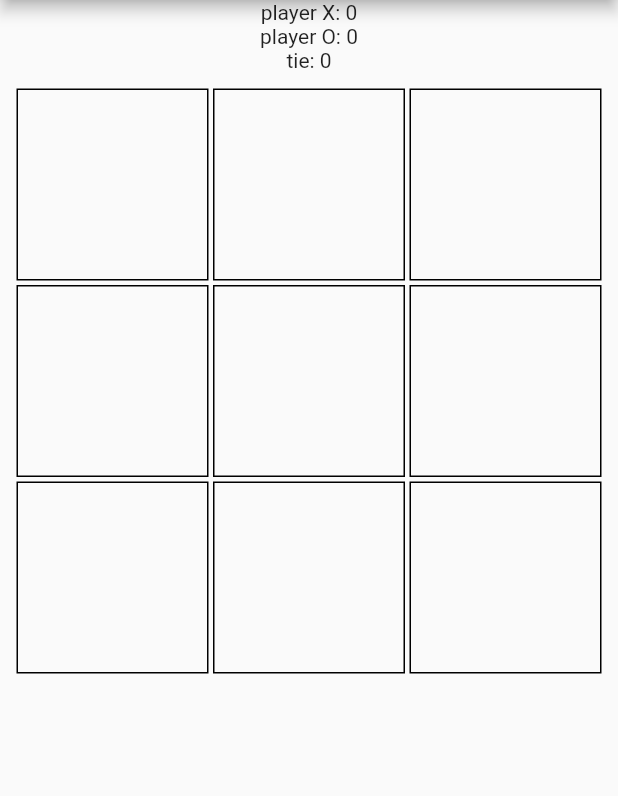
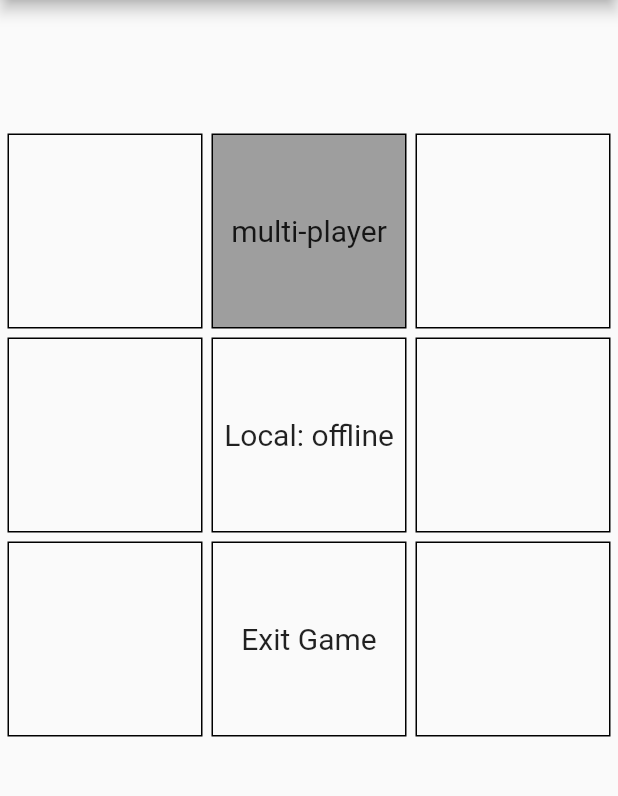
Before and after one commit to Xstar97/TicTacToe, a Flutter app: the screen it shows after launch, on a phone screen of 412 x 824 dp, the part 84-880 px from its top. Run offline on Flutter 3.47's test engine with Material 2 defaults, Android fonts, the phone set to English and light mode, and no system bars.

Commit message:
updated icons\etc

```diff
--- /dev/null
+++ b/flutter/lib/home.dart
@@ -0,0 +1,107 @@
+
+import 'package:flutter/foundation.dart';
+import 'package:flutter/material.dart';
+import 'package:flutter/services.dart';
+
+import 'game.dart';
+import 'generated/l10n.dart';
+
+bool isMobile = false;
+const ASSETS_ICONS = "resources/icons/";
+
+class HomePage extends StatefulWidget {
+
+  @override
+  _HomePageState createState() => _HomePageState();
+}
+
+class _HomePageState extends State<HomePage> {
+
+  @override
+  void initState() {
+    super.initState();
+  }
+  @override
+  void didChangeDependencies() {
+    isMobile = !kIsWeb;
+    super.didChangeDependencies();
+  }
+
+  @override
+  Widget build(BuildContext context) {
+
+    Widget _icon(String name){
+      return Image(image: AssetImage("$ASSETS_ICONS$name"), width: 48, height: 48,);
+    }
+
+    Widget gridItem(Widget item, Color colors){
+      return Container(
+        margin: const EdgeInsets.all(1.0),
+        padding: const EdgeInsets.all(1.0),
+        decoration: BoxDecoration(
+          color: colors,
+            border: Border.all()),
+        child: Center(child: item,),
+      );
+    }
+    Widget empty = gridItem(Text("", style: TextStyle(fontSize: 50)), null);
+
+    Widget mobilePlayStore = InkWell(
+      child: gridItem(_icon("play_store.png"), Colors.grey),
+      onTap: null,
+    );
+    Widget mobileAppStore = InkWell(
+      child: gridItem(_icon("app_store.png"), Colors.grey),
+      onTap: null,
+    );
+    Widget mobileExit = InkWell(
+      onTap: ()=> SystemChannels.platform.invokeMethod('SystemNavigator.pop'),
+      child: gridItem(Text(S.of(context).gameActionExit, textAlign: TextAlign.center, style: TextStyle(fontSize: 20)), null),
+    );
+
+    Widget gameModeMulti = InkWell(
+      onTap: null,
+      child: gridItem(Text(S.of(context).gameModeMulti, textAlign: TextAlign.center, style: TextStyle(fontSize: 20)), Colors.grey),
+    );
+    Widget gameModeLocal = InkWell(
+      onTap: ()=> Navigator.push(context, MaterialPageRoute(builder: (context) => GamePageLocal())),
+      child: gridItem(Text(S.of(context).gameModeLocal, textAlign: TextAlign.center, style: TextStyle(fontSize: 20)), null),
+    );
+
+    Widget grid = Container(
+      width: 600,
+      height: 600,
+      child: GridView.count(
+          crossAxisCount: 3,
+          childAspectRatio: 1.0,
+          padding: const EdgeInsets.all(4.0),
+          mainAxisSpacing: 4.0,
+          crossAxisSpacing: 4.0,
+          children: <Widget>[
+            empty,
+            gameModeMulti,
+            empty,
+            empty,
+            gameModeLocal,
+            empty,
+            isMobile ? empty : mobilePlayStore,
+            isMobile ? mobileExit : empty,
+            isMobile ? empty : mobileAppStore,
+          ].map((Widget widget) {
+            return GridTile(
+                child: widget);
+          }).toList()),
+    );
+
+    return Scaffold(
+      appBar: AppBar(
+        // Here we take the value from the MyHomePage object that was created by
+        // the App.build method, and use it to set our appbar title.
+        title: Center(child: Text(S.of(context).title, textAlign: TextAlign.center,),),
+      ),
+      body: Center(
+        child: grid,
+      ),
+    );
+  }
+}
--- a/flutter/lib/l10n/intl_en.arb
+++ b/flutter/lib/l10n/intl_en.arb
@@ -21,5 +21,63 @@
     "placeholders": {
       "count": {}
     }
+  },
+  "gameModeMulti": "multi-player",
+  "@gameModeMulti": {
+    "description": "start a game online",
+    "type": "text"
+  },
+  "gameModeLocal": "Local: offline",
+  "@gameModeLocal": {
+    "description": "peer to peer game",
+    "type": "text"
+  },
+  "gameActionExit": "Exit Game",
+  "@gameActionExit": {
+    "description": "close game",
+    "type": "text"
+  },
+  "gameMessageOverTitle": "Game Over!",
+  "@gameMessageOverTitle": {
+    "description": "game finished",
+    "type": "text"
+  },
+  "gameMessageReallyTitle": "Really?",
+  "@gameMessageReallyTitle": {
+    "description": "seriously?",
+    "type": "text"
+  },
+  "gameMessageReallyMessage": "This option is unavailable :/",
+  "@gameMessageReallyMessage": {
+    "description": "cant be used",
+    "type": "text"
+  },
+  "gameMessageOverMessageTie": "Game ended in a tie!",
+  "@gameMessageOverMessageTie": {
+    "description": "game ended in a tie",
+    "type": "text"
+  },
+  "gameMessageOverTitleWinner": "Winner!",
+  "@gameMessageOverTitleWinner": {
+    "description": "game ended in a win",
+    "type": "text"
+  },
+  "gameMessageOverMessageWinner": "Player: {playerChar}!",
+  "@gameMessageOverMessageWinner": {
+    "description": "game ended in a win",
+    "type": "text",
+    "placeholders": {
+      "playerChar": {}
+    }
+  },
+  "gameActionNew": "New Game",
+  "@gameActionNew": {
+    "description": "start new game",
+    "type": "text"
+  },
+  "gameActionContinue": "Continue Game",
+  "@gameActionContinue": {
+    "description": "continue where left off in the game",
+    "type": "text"
   }
 }
--- a/flutter/lib/main.dart
+++ b/flutter/lib/main.dart
@@ -1,3 +1,4 @@
+import 'package:TicTacToe/home.dart';
 import 'package:flutter/material.dart';
 import 'generated/l10n.dart';
 
@@ -10,196 +11,6 @@ Future<void> main() async {
       theme: new ThemeData(
         primarySwatch: Colors.blue,
       ),
-      home: GamePage()
+      home: HomePage()
   ));
 }
-class GamePage extends StatefulWidget {
-
-  @override
-  _GamePageState createState() => _GamePageState();
-}
-
-const initMoveList = ['1', '2', '3', '4', '5', '6', '7', '8', '9'];
-var moveList = ['1', '2', '3', '4', '5', '6', '7', '8', '9'];
-var currentMoveCount = 0;
-var maxMoveCount = 9;
-var playerNameOne = "X";
-var playerNameTwo = "O";
-
-var currentPlayer = playerNameOne;
-
-var leaderBoardCountPlayerOne = 0;
-var leaderBoardCountPlayerTwo = 0;
-var leaderBoardCountPlayerTie = 0;
-
-class _GamePageState extends State<GamePage> {
-
-  bool validateWin(int index1, int index2, int index3, playerChar){
-    return moveList[index1-1]+moveList[index2-1]+moveList[index3-1] == playerChar+playerChar+playerChar;
-  }
-  int validateWinner(BuildContext context, String playerChar){
-    var winner = 0;
-    if (validateWin(1, 2, 3, playerChar) ||
-        validateWin(4, 5, 6, playerChar) ||
-        validateWin(7, 8, 9, playerChar) ||
-        validateWin(1, 4, 7, playerChar) ||
-        validateWin(2, 5, 8, playerChar) ||
-        validateWin(3, 6, 9, playerChar) ||
-        validateWin(1, 5, 9, playerChar) ||
-        validateWin(3, 5, 7, playerChar))
-    {
-      if(playerChar == "X"){
-        leaderBoardCountPlayerOne +=1;
-      }else{
-        leaderBoardCountPlayerTwo +=1;
-      }
-      dialogWinningMessage(context, playerChar);
-    }else if(currentMoveCount == maxMoveCount){
-      leaderBoardCountPlayerTie += 1;
-      dialogGameOverMessageNoMoreMoves();
-    } else{
-      winner = 1;
-    }
-    return winner;
-  }
-  void dialogWinningMessage(BuildContext context, String playerChar){
-    showDialog<void>(
-      context: context,
-      barrierDismissible: false, // user must tap button!
-      builder: (BuildContext alert) {
-        return AlertDialog(
-          title: Center(child: Text('Winner!'),),
-          content: Text('Player: $playerChar',),
-          actions: <Widget>[
-            FlatButton(
-              child: Text('restart game?'),
-              onPressed: () {
-                restartGame();
-                Navigator.of(alert).pop();
-              },
-            ),
-          ],
-        );
-      },
-    );
-  }
-  void dialogMoveInUsedMessage(BuildContext context){
-    showDialog<void>(
-      context: context, // user must tap button!
-      builder: (BuildContext alert) {
-        return AlertDialog(
-          title: Center(child: Text('Really?'),),
-          content: Text('This option is unavailable :/'),
-          actions: <Widget>[
-            FlatButton(
-              child: Text('Close'),
-              onPressed: () {
-                Navigator.of(alert).pop();
-              },
-            ),
-          ],
-        );
-      },
-    );
-  }
-  void dialogGameOverMessageNoMoreMoves(){
-    showDialog<void>(
-      context: context,
-      barrierDismissible: false, // user must tap button!
-      builder: (BuildContext alert) {
-        return AlertDialog(
-          title: Center(child: Text('Game Over!'),),
-          content: Text('Game ended in a tie!',),
-          actions: <Widget>[
-            FlatButton(
-              child: Text('restart game?'),
-              onPressed: () {
-                restartGame();
-                Navigator.of(alert).pop();
-              },
-            ),
-          ],
-        );
-      },
-    );
-  }
-  void restartGame(){
-    setState(() {
-      moveList.replaceRange(0, moveList.length, initMoveList);
-      currentPlayer = playerNameOne;
-      currentMoveCount = 0;
-    });
-  }
-
-  @override
-  void initState() {
-    super.initState();
-  }
-  void onItemSelected(String value) async{
-    setState(() {
-      if(!value.contains("X") && !value.contains("O")){
-        currentMoveCount +=1;
-        moveList[int.parse(value)-1] = currentPlayer;
-        currentPlayer = currentPlayer == playerNameOne ? playerNameTwo : playerNameOne;
-        if(validateWinner(context, playerNameOne) != 0){
-          validateWinner(context, playerNameTwo);
-        }
-      } else{
-        dialogMoveInUsedMessage(context);
-      }
-    });
-  }
-
-  @override
-  Widget build(BuildContext context) {
-    Widget leaderBoardView(){
-      return Column(
-        children: <Widget>[
-          Text(S.of(context).leaderBoardPlayer(playerNameOne, leaderBoardCountPlayerOne)),
-          Text(S.of(context).leaderBoardPlayer(playerNameTwo, leaderBoardCountPlayerTwo)),
-          Text(S.of(context).leaderBoardPlayerTie(leaderBoardCountPlayerTie)),
-        ],
-      );
-    }
-    Widget gridViewSelection = Container(
-      width: 600,
-      height: 600,
-      child: GridView.count(
-        crossAxisSpacing: 1,
-        mainAxisSpacing: 1,
-        crossAxisCount: 3,
-        padding: const EdgeInsets.all(10),
-        children: moveList.map((value) {
-          return InkWell(
-            onTap: () {
-              onItemSelected(value);
-            },
-            child: Container(
-              margin: const EdgeInsets.all(1.0),
-              padding: const EdgeInsets.all(1.0),
-              decoration: BoxDecoration(
-                  border: Border.all()), //       <--- BoxDecoration here
-              child: Center(child: Visibility(
-                visible: value.contains("X") || value.contains("O"),
-                child: Text(value, style: TextStyle(fontSize: 50),),),),
-            ), // Pass iconData and a boolean that specifies if the icon is selected or not
-          );
-        }).toList(), // Convert the map to a list of widgets
-      ),);
-    return Scaffold(
-      appBar: AppBar(
-        // Here we take the value from the MyHomePage object that was created by
-        // the App.build method, and use it to set our appbar title.
-        title: Center(child: Text(S.of(context).title, textAlign: TextAlign.center,),),
-      ),
-      body: Center(
-        child: Column(
-          children: <Widget>[
-            leaderBoardView(),
-            gridViewSelection
-          ],
-        ),
-      ),
-    );
-  }
-}
--- a/flutter/pubspec.yaml
+++ b/flutter/pubspec.yaml
@@ -53,6 +53,9 @@ flutter:
   # the material Icons class.
   uses-material-design: true
 
+  assets:
+    - resources/icons/
+
   # To add assets to your application, add an assets section, like this:
   # assets:
   #   - images/a_dot_burr.jpeg
```
Also changed, not shown: flutter/lib/game.dart (added, +194 -0 lines), flutter/lib/generated/intl/messages_en.dart, flutter/lib/generated/l10n.dart, flutter/resources/icons/app_store.png (added), flutter/resources/icons/play_store.png (added), 4 other files.
